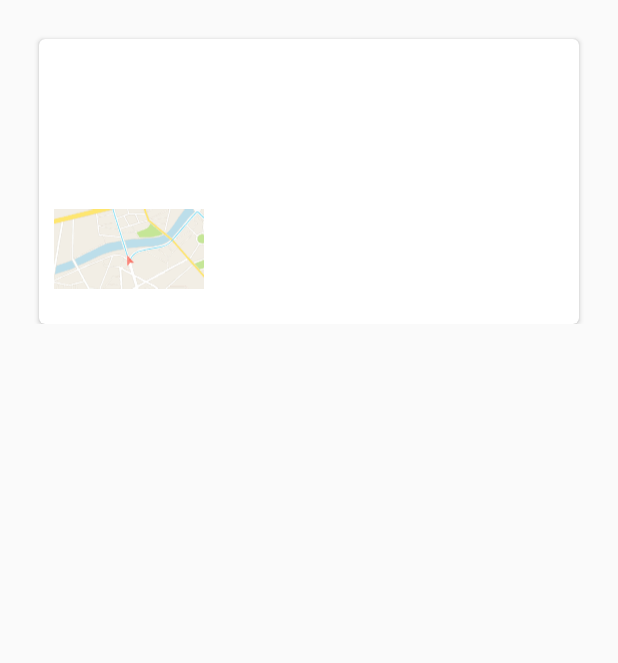
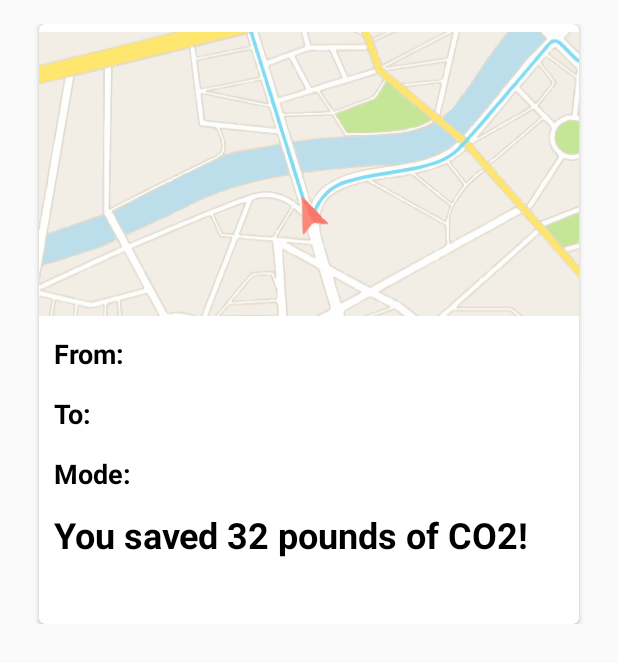
Before and after one commit to aashish7k5/RootCause01, an Android app: the layout rv_item.xml on its own in the app's theme, with its tools: preview values and no code run, on a phone screen of 412 x 824 dp. Shown: the top 663 px of the screen. Run offline under Robolectric (Android 15) with nearby library versions, the phone set to English and light mode, and no system bars.

Commit message:
card view!!

```diff
--- a/app/src/main/java/com/example/aashishkumar/rootcause01/Adapter.java
+++ b/app/src/main/java/com/example/aashishkumar/rootcause01/Adapter.java
@@ -11,7 +11,7 @@ import android.widget.TextView;
 import java.util.ArrayList;
 
 /**
- * Created by Parsania Hardik on 26-Jun-17.
+ * Code forked from/inspired by Parsania Hardik on GitHub.
  */
 public class Adapter extends RecyclerView.Adapter<Adapter.MyViewHolder> {
 
@@ -40,6 +40,7 @@ public class Adapter extends RecyclerView.Adapter<Adapter.MyViewHolder> {
         holder.ic.setImageResource(imageModelArrayList.get(position).getImage_drawable());
         holder.text1.setText(imageModelArrayList.get(position).getText1());
         holder.text2.setText(imageModelArrayList.get(position).getText2());
+        holder.mode.setText(imageModelArrayList.get(position).getMode());
     }
 
     @Override
@@ -49,7 +50,7 @@ public class Adapter extends RecyclerView.Adapter<Adapter.MyViewHolder> {
 
     class MyViewHolder extends RecyclerView.ViewHolder{
 
-        TextView text1, text2;
+        TextView text1, text2, mode;
         ImageView ic;
 
         public MyViewHolder(View itemView) {
@@ -57,6 +58,7 @@ public class Adapter extends RecyclerView.Adapter<Adapter.MyViewHolder> {
 
             text1 = (TextView) itemView.findViewById(R.id.info_text1);
             text2 = (TextView) itemView.findViewById(R.id.info_text2);
+            mode = (TextView) itemView.findViewById(R.id.mode);
             ic = (ImageView) itemView.findViewById(R.id.ic);
         }
 
--- a/app/src/main/res/layout/rv_item.xml
+++ b/app/src/main/res/layout/rv_item.xml
@@ -11,17 +11,24 @@
     <android.support.v7.widget.CardView xmlns:card_view="http://schemas.android.com/apk/res-auto"
         android:id="@+id/card_view"
         android:layout_width="match_parent"
-        android:layout_height="wrap_content"
+        android:layout_height="400dp"
         android:layout_gravity="center"
         android:layout_marginLeft="10dp"
         android:layout_marginRight="10dp"
-        android:layout_marginTop="10dp"
+        android:layout_marginTop="0dp"
         card_view:cardCornerRadius="4dp">
 
         <LinearLayout
             android:layout_width="match_parent"
             android:layout_height="wrap_content"
             android:orientation="vertical">
+
+            <ImageView
+            android:layout_width="wrap_content"
+            android:layout_height="200dp"
+            android:layout_gravity="top"
+            android:id="@+id/ic"
+            android:src="@drawable/ic_map"/>
 
             <TextView
                 android:layout_width="match_parent"
@@ -31,8 +38,8 @@
                 android:background="@drawable/cardview"
                 android:gravity="center_vertical"
                 android:paddingLeft="10dp"
-                android:text="Image"
-                android:textColor="#fff"
+                android:text="From:"
+                android:textColor="#000"
                 android:textStyle="bold"
                 android:textSize="18sp" />
             <TextView
@@ -43,19 +50,35 @@
                 android:background="@drawable/cardview"
                 android:gravity="center_vertical"
                 android:paddingLeft="10dp"
-                android:text="Image"
-                android:textColor="#fff"
+                android:text="To:"
+                android:textColor="#000"
+                android:textStyle="bold"
+                android:textSize="18sp" />
+            <TextView
+                android:layout_width="match_parent"
+                android:layout_height="match_parent"
+                android:id="@+id/mode"
+                android:height="40dp"
+                android:background="@drawable/cardview"
+                android:gravity="center_vertical"
+                android:paddingLeft="10dp"
+                android:text="Mode: "
+                android:textColor="#000"
                 android:textStyle="bold"
                 android:textSize="18sp" />
 
+            <TextView
+                android:layout_width="match_parent"
+                android:layout_height="match_parent"
+                android:id="@+id/result"
+                android:height="40dp"
+                android:background="@drawable/cardview"
 
-            <ImageView
-                android:layout_width="100dp"
-                android:layout_height="100dp"
-                android:layout_marginTop="10dp"
-                android:id="@+id/ic"
-                android:layout_marginLeft="10dp"
-                android:src="@drawable/ic_map"/>
+                android:paddingLeft="10dp"
+                android:text="You saved 32 pounds of CO2!"
+                android:textColor="#000"
+                android:textStyle="bold"
+                android:textSize="24sp" />
 
         </LinearLayout>
 
```
Also changed, not shown: app/src/main/java/com/example/aashishkumar/rootcause01/Model.java (+8 -1 lines), app/src/main/java/com/example/aashishkumar/rootcause01/ViewPastTrips.java (+29 -13 lines).
